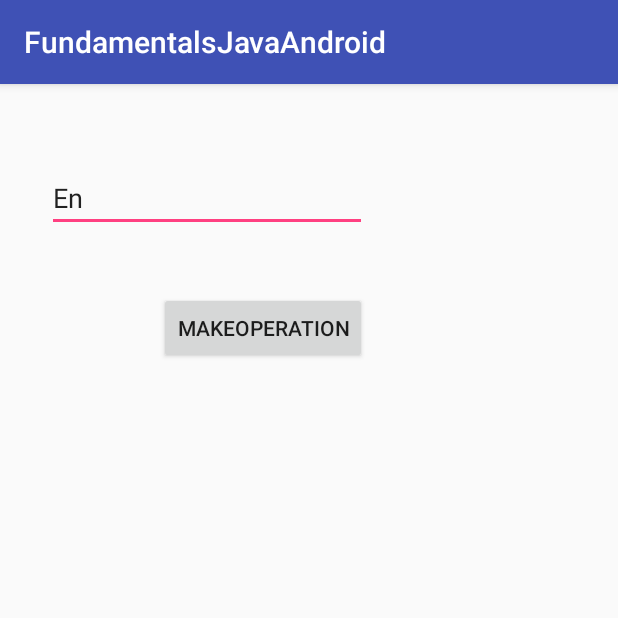
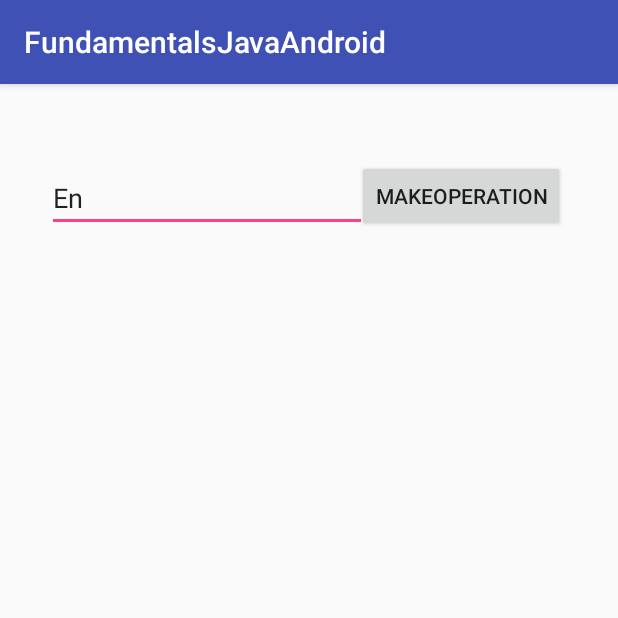
Before and after one commit to LRamiro/FundamentalsJavaAndroid, an Android app: the RepeatLine screen opened directly, with no data from a screen before it, on a phone screen of 412 x 824 dp, the top half of it. Run offline under Robolectric (Android 15) with nearby library versions, the phone set to English and light mode, and no system bars.

Commit message:
A new excercise and some stuff

```diff
--- a/app/src/main/AndroidManifest.xml
+++ b/app/src/main/AndroidManifest.xml
@@ -15,6 +15,10 @@
                 <category android:name="android.intent.category.LAUNCHER" />
             </intent-filter>
         </activity>
+        <activity android:name=".Operation">
+
+
+        </activity>
         <activity android:name=".RepeatLine"></activity>
     </application>
 
--- a/app/src/main/res/layout/activity_repeat_line.xml
+++ b/app/src/main/res/layout/activity_repeat_line.xml
@@ -27,14 +27,21 @@
         android:text="MakeOperation"
         android:layout_width="wrap_content"
         android:layout_height="wrap_content"
-        android:layout_below="@+id/amounOfLines"
-        android:layout_alignEnd="@+id/amounOfLines"
-        android:layout_marginTop="40dp"
-        android:id="@+id/makeOperation" />
+        android:id="@+id/makeOperation"
+        android:layout_alignBottom="@+id/amounOfLines"
+        android:layout_alignParentEnd="true"
+        android:layout_marginEnd="19dp" />
 
-    <TextView
+    <RelativeLayout
         android:layout_width="match_parent"
-        android:layout_height="match_parent"
-        />
+        android:layout_height="match_parent">
+
+        <TextView
+            android:layout_width="match_parent"
+            android:layout_height="match_parent"
+            android:id="@+id/result"
+            android:layout_alignParentStart="true" />
+    </RelativeLayout>
+
 
 </RelativeLayout>
```
Also changed, not shown: app/src/main/java/com/example/ramiro/fundamentalsjavaandroid/Operation.java (+12 -0 lines), app/src/main/java/com/example/ramiro/fundamentalsjavaandroid/RepeatLine.java (+4 -3 lines), app/src/main/res/layout/activity_operation.xml (+10 -0 lines).
